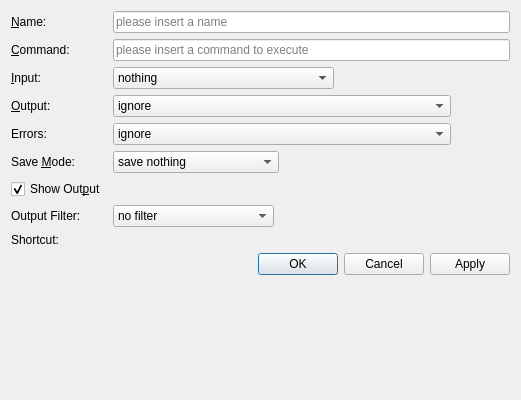
Above: plugins/externalscript/editexternalscript.ui from KDE/kdevelop before the change. Below: the same form after it.
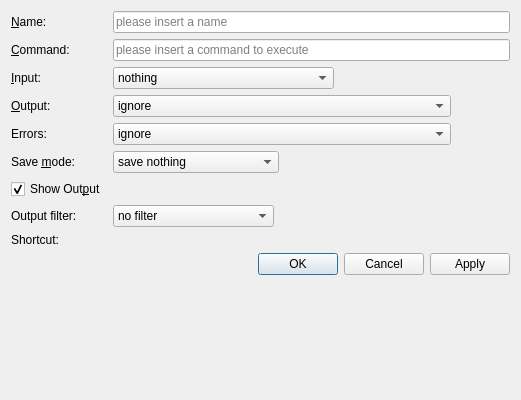
That is the form after the change. Custom widgets are drawn as their Qt base class.

What changed in the file:
```diff
--- a/plugins/externalscript/editexternalscript.ui
+++ b/plugins/externalscript/editexternalscript.ui
@@ -197,7 +197,7 @@
    <item row="6" column="0">
     <widget class="QLabel" name="saveLabel">
      <property name="text">
-      <string>Save &amp;Mode:</string>
+      <string>Save &amp;mode:</string>
      </property>
      <property name="buddy">
       <cstring>saveCombo</cstring>
@@ -263,7 +263,7 @@
    <item row="9" column="0">
     <widget class="QLabel" name="outputFilterLabel">
      <property name="text">
-      <string>Output Filter:</string>
+      <string>Output filter:</string>
      </property>
     </widget>
    </item>
```
